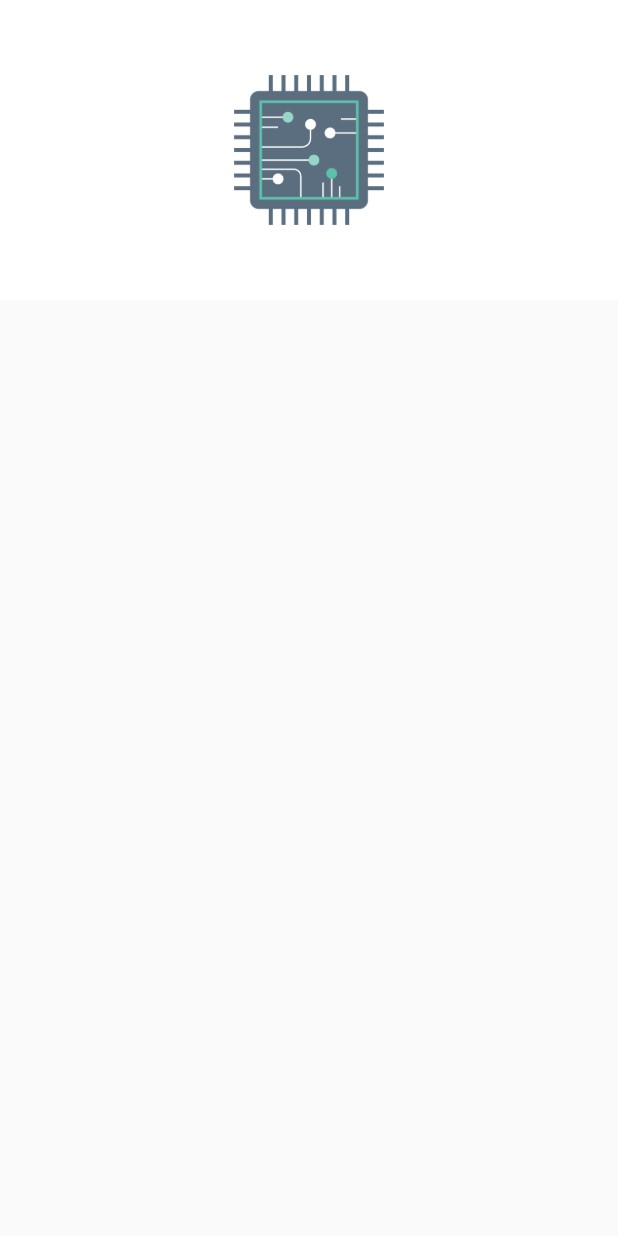
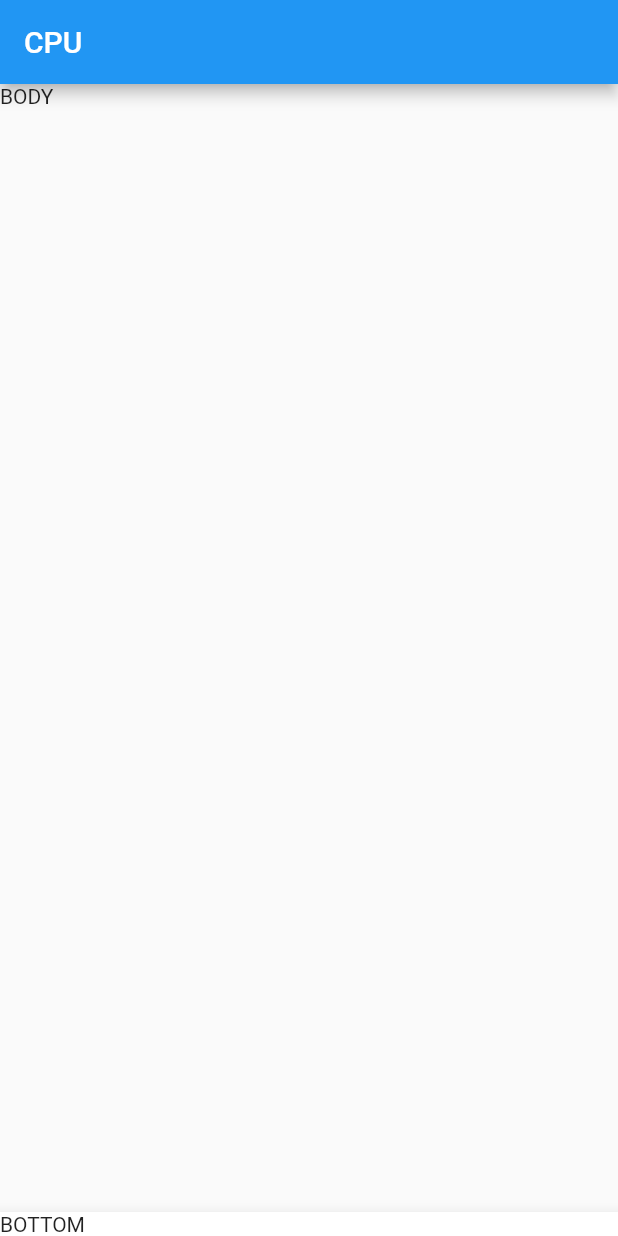
Before and after one commit to nhj7804/app_project, a Flutter app: the screen it shows after launch, on a phone screen of 412 x 824 dp. Run offline on Flutter 3.47's test engine with Material 2 defaults, Android fonts, the phone set to English and light mode, and no system bars; our stand-ins replace flutter_native_splash; missing offline and left inert: dart:html.

Commit message:
[레이아웃 초기상태]

```diff
--- a/lib/main.dart
+++ b/lib/main.dart
@@ -1,3 +1,5 @@
+import 'dart:html';
+
 import 'package:app_p/Splash_Screen.dart';
 import 'package:flutter/material.dart';
 import 'package:flutter_native_splash/flutter_native_splash.dart';
@@ -21,19 +23,12 @@ class MyApp extends StatelessWidget {
         } else {
           return MaterialApp(
             home: Scaffold(
-              body: Container(
-                decoration: BoxDecoration(
-                  color: Colors.white,
-                ),
-                child: Row(
-                  mainAxisAlignment: MainAxisAlignment.center,
-                  children: [
-                    Image.asset(
-                      'assets/CPU.jpg',
-                      width: 200,
-                    ),
-                  ],
-                ),
+              appBar: AppBar(
+                title: Text('CPU'),
+              ),
+              body: Text('BODY'),
+              bottomNavigationBar: BottomAppBar(
+                child: Text('BOTTOM'),
               ),
             ),
           );
```
